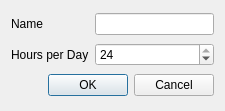
This is src/edit.ui in Voral/protimer as Qt 5 draws it before an edit. The edited form follows.
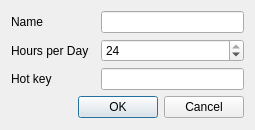
This is the edited form. Custom widgets are drawn as their Qt base class.

Diff of the .ui file:
```diff
--- a/src/edit.ui
+++ b/src/edit.ui
@@ -6,14 +6,33 @@
    <rect>
     <x>0</x>
     <y>0</y>
-    <width>225</width>
-    <height>111</height>
+    <width>255</width>
+    <height>130</height>
    </rect>
   </property>
+  <property name="minimumSize">
+   <size>
+    <width>255</width>
+    <height>130</height>
+   </size>
+  </property>
+  <property name="maximumSize">
+   <size>
+    <width>99999</width>
+    <height>130</height>
+   </size>
+  </property>
   <property name="windowTitle">
    <string>Settings</string>
   </property>
   <layout class="QGridLayout" name="gridLayout">
+   <item row="2" column="0">
+    <widget class="QLabel" name="label">
+     <property name="text">
+      <string>Hot key</string>
+     </property>
+    </widget>
+   </item>
    <item row="0" column="0">
     <widget class="QLabel" name="lbName">
      <property name="text">
@@ -21,7 +40,7 @@
      </property>
     </widget>
    </item>
-   <item row="0" column="1">
+   <item row="0" column="2">
     <widget class="QLineEdit" name="edName"/>
    </item>
    <item row="1" column="0">
@@ -31,7 +50,7 @@
      </property>
     </widget>
    </item>
-   <item row="2" column="0" colspan="2">
+   <item row="3" column="0" colspan="3">
     <widget class="QDialogButtonBox" name="buttonBox">
      <property name="orientation">
       <enum>Qt::Horizontal</enum>
@@ -41,7 +60,7 @@
      </property>
     </widget>
    </item>
-   <item row="1" column="1">
+   <item row="1" column="2">
     <widget class="QSpinBox" name="edHour">
      <property name="minimum">
       <number>1</number>
@@ -54,8 +73,24 @@
      </property>
     </widget>
    </item>
+   <item row="2" column="2">
+    <widget class="HotKeyEdit" name="edHotKey"/>
+   </item>
   </layout>
  </widget>
+ <customwidgets>
+  <customwidget>
+   <class>HotKeyEdit</class>
+   <extends>QLineEdit</extends>
+   <header>hotkeyedit.h</header>
+  </customwidget>
+ </customwidgets>
+ <tabstops>
+  <tabstop>edName</tabstop>
+  <tabstop>edHour</tabstop>
+  <tabstop>edHotKey</tabstop>
+  <tabstop>buttonBox</tabstop>
+ </tabstops>
  <resources/>
  <connections>
   <connection>
```
